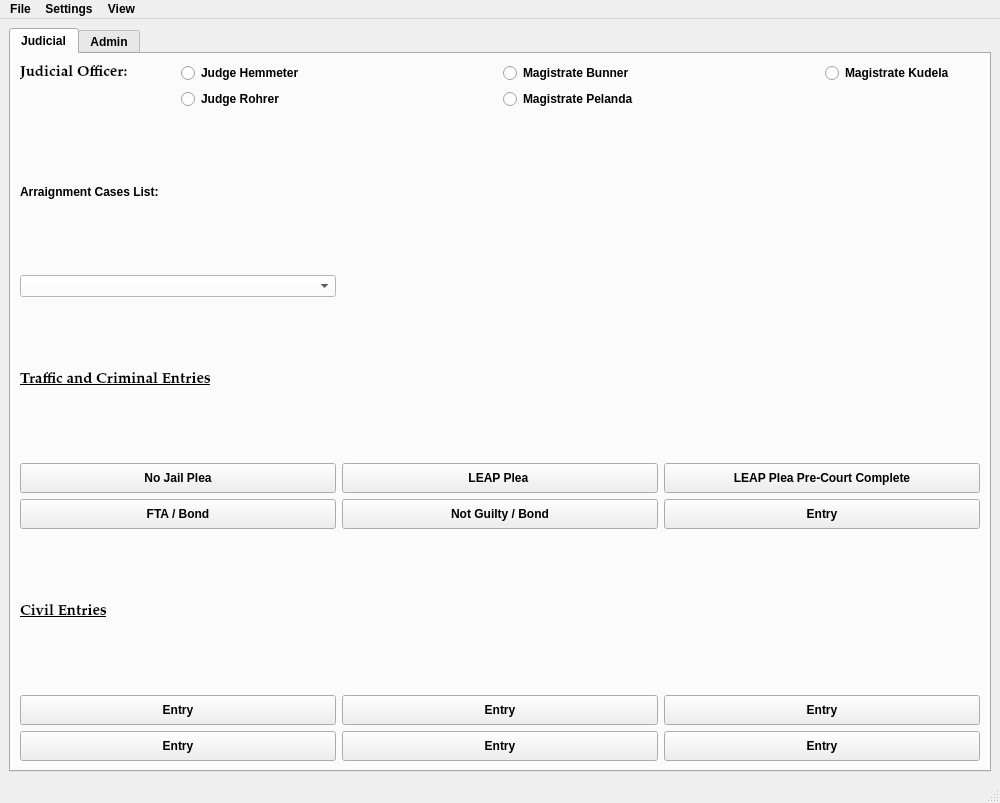
The window that views/ui/MainWindow.ui (HunterProgram22/MuniEntry) describes before a commit, drawn with Qt 5.
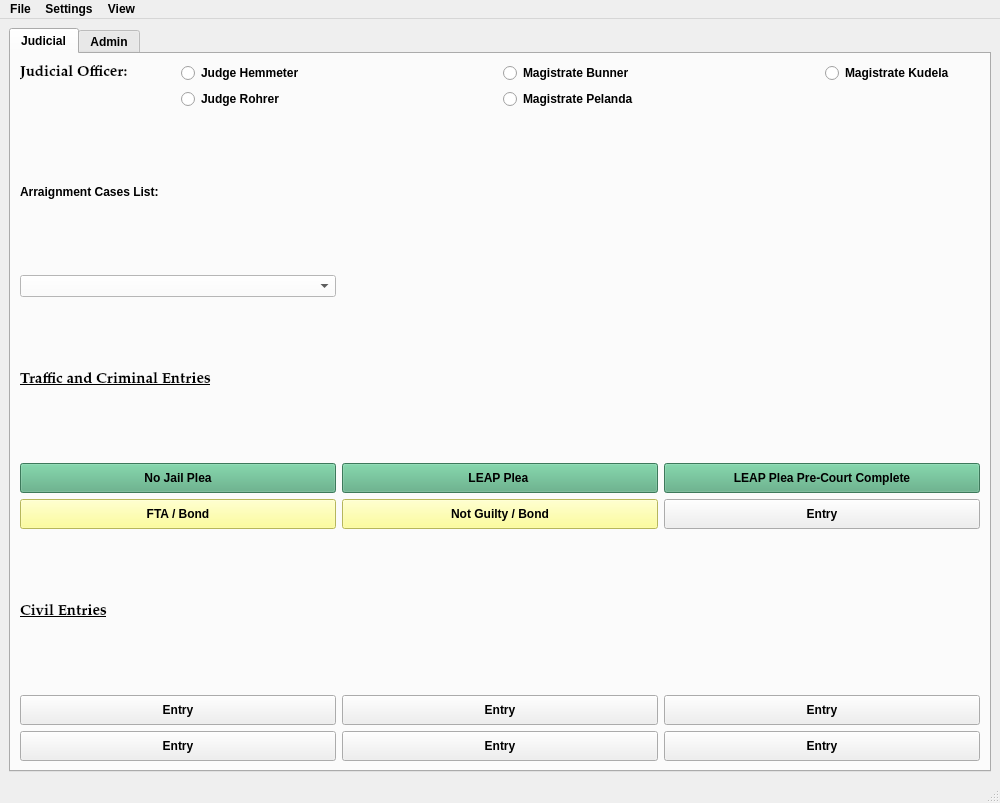
The same window after the commit.

Commit message: Updated button color and version.

Patch:
```diff
--- a/views/ui/MainWindow.ui
+++ b/views/ui/MainWindow.ui
@@ -129,6 +129,9 @@
             <height>30</height>
            </size>
           </property>
+          <property name="styleSheet">
+           <string notr="true">background-color: rgb(85, 170, 127);</string>
+          </property>
           <property name="text">
            <string>LEAP Plea </string>
           </property>
@@ -142,6 +145,9 @@
             <height>30</height>
            </size>
           </property>
+          <property name="styleSheet">
+           <string notr="true">background-color: rgb(255, 255, 127);</string>
+          </property>
           <property name="text">
            <string>Not Guilty / Bond</string>
           </property>
@@ -221,6 +227,9 @@
             <height>30</height>
            </size>
           </property>
+          <property name="styleSheet">
+           <string notr="true">background-color: rgb(85, 170, 127);</string>
+          </property>
           <property name="text">
            <string>LEAP Plea Pre-Court Complete</string>
           </property>
@@ -234,6 +243,9 @@
             <height>30</height>
            </size>
           </property>
+          <property name="styleSheet">
+           <string notr="true">background-color: rgb(85, 170, 127);</string>
+          </property>
           <property name="text">
            <string>No Jail Plea</string>
           </property>
@@ -311,6 +323,9 @@
             <height>30</height>
            </size>
           </property>
+          <property name="styleSheet">
+           <string notr="true">background-color: rgb(255, 255, 127);</string>
+          </property>
           <property name="text">
            <string>FTA / Bond</string>
           </property>
```
Left out of the diff: 2 changed lines with no effect on the pictures. The commit also changes 1 other file.
